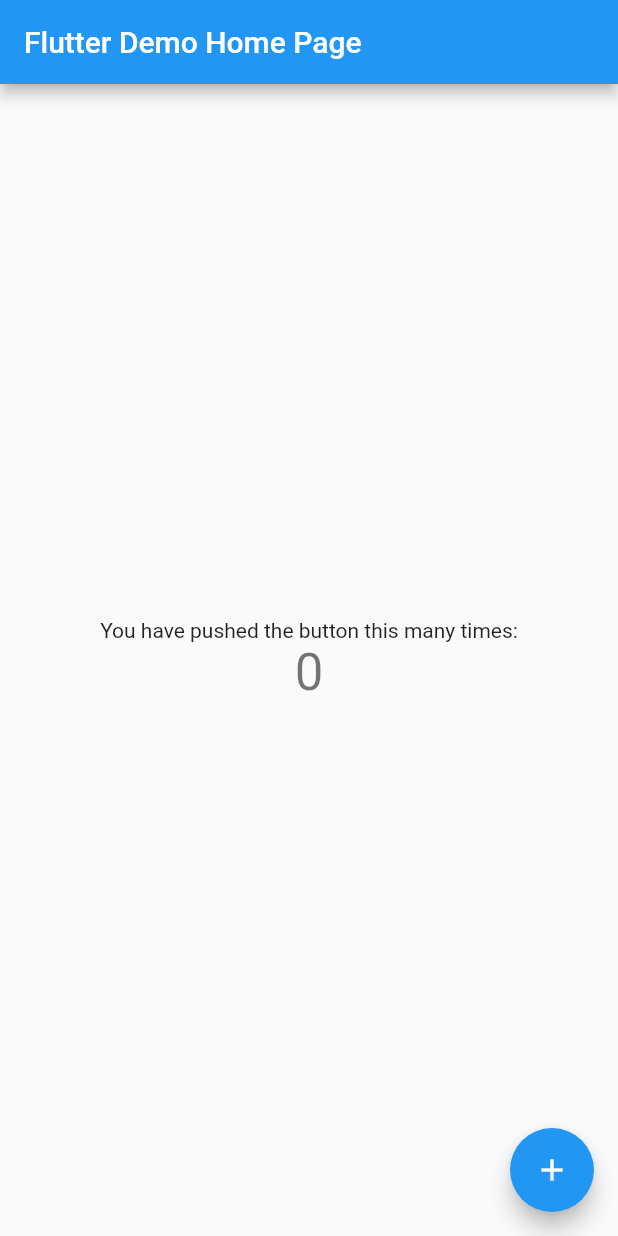
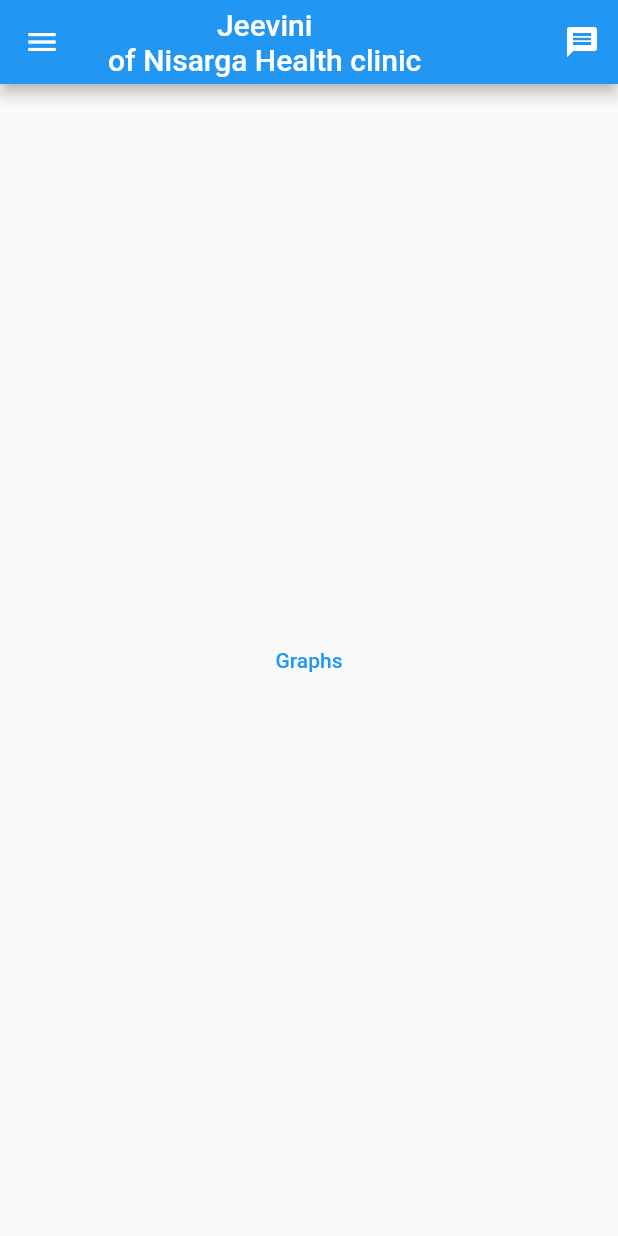
Before and after one commit to krishnaji-yedlapalli/flutter-sample-app, a Flutter app: the screen it shows after launch, on a phone screen of 412 x 824 dp. Run offline on Flutter 3.47's test engine with Material 2 defaults, Android fonts, the phone set to English and light mode, and no system bars.

Commit message:
Created graph related widgets

```diff
--- a/lib/main.dart
+++ b/lib/main.dart
@@ -1,4 +1,6 @@
 import 'package:flutter/material.dart';
+
+import 'groups/main_graph_selection.dart';
 
 void main() {
   runApp(const MyApp());
@@ -48,68 +50,29 @@ class MyHomePage extends StatefulWidget {
 }
 
 class _MyHomePageState extends State<MyHomePage> {
-  int _counter = 0;
-
-  void _incrementCounter() {
-    setState(() {
-      // This call to setState tells the Flutter framework that something has
-      // changed in this State, which causes it to rerun the build method below
-      // so that the display can reflect the updated values. If we changed
-      // _counter without calling setState(), then the build method would not be
-      // called again, and so nothing would appear to happen.
-      _counter++;
-    });
-  }
 
   @override
   Widget build(BuildContext context) {
-    // This method is rerun every time setState is called, for instance as done
-    // by the _incrementCounter method above.
-    //
-    // The Flutter framework has been optimized to make rerunning build methods
-    // fast, so that you can just rebuild anything that needs updating rather
-    // than having to individually change instances of widgets.
     return Scaffold(
+      drawer: Drawer(),
       appBar: AppBar(
-        // Here we take the value from the MyHomePage object that was created by
-        // the App.build method, and use it to set our appbar title.
-        title: Text(widget.title),
+        title: Wrap(
+          direction: Axis.vertical,
+          crossAxisAlignment: WrapCrossAlignment.center,
+          children: [
+            Text('Jeevini'),
+            Text('of Nisarga Health clinic')
+          ],
+        ),
+        actions: [
+          IconButton(onPressed: (){}, icon: Icon(Icons.message))
+        ],
       ),
       body: Center(
-        // Center is a layout widget. It takes a single child and positions it
-        // in the middle of the parent.
-        child: Column(
-          // Column is also a layout widget. It takes a list of children and
-          // arranges them vertically. By default, it sizes itself to fit its
-          // children horizontally, and tries to be as tall as its parent.
-          //
-          // Invoke "debug painting" (press "p" in the console, choose the
-          // "Toggle Debug Paint" action from the Flutter Inspector in Android
-          // Studio, or the "Toggle Debug Paint" command in Visual Studio Code)
-          // to see the wireframe for each widget.
-          //
-          // Column has various properties to control how it sizes itself and
-          // how it positions its children. Here we use mainAxisAlignment to
-          // center the children vertically; the main axis here is the vertical
-          // axis because Columns are vertical (the cross axis would be
-          // horizontal).
-          mainAxisAlignment: MainAxisAlignment.center,
-          children: <Widget>[
-            const Text(
-              'You have pushed the button this many times:',
-            ),
-            Text(
-              '$_counter',
-              style: Theme.of(context).textTheme.headline4,
-            ),
-          ],
-        ),
+        child: TextButton(child: Text('Graphs'), onPressed: (){
+          Navigator.push(context, MaterialPageRoute(builder: (_) => MainGraphSelection()));
+        }),
       ),
-      floatingActionButton: FloatingActionButton(
-        onPressed: _incrementCounter,
-        tooltip: 'Increment',
-        child: const Icon(Icons.add),
-      ), // This trailing comma makes auto-formatting nicer for build methods.
     );
   }
 }
```
Also changed, not shown: lib/groups/main_graph_selection.dart (added, +53 -0 lines), lib/groups/tests_health_parameters.dart (added, +37 -0 lines).
